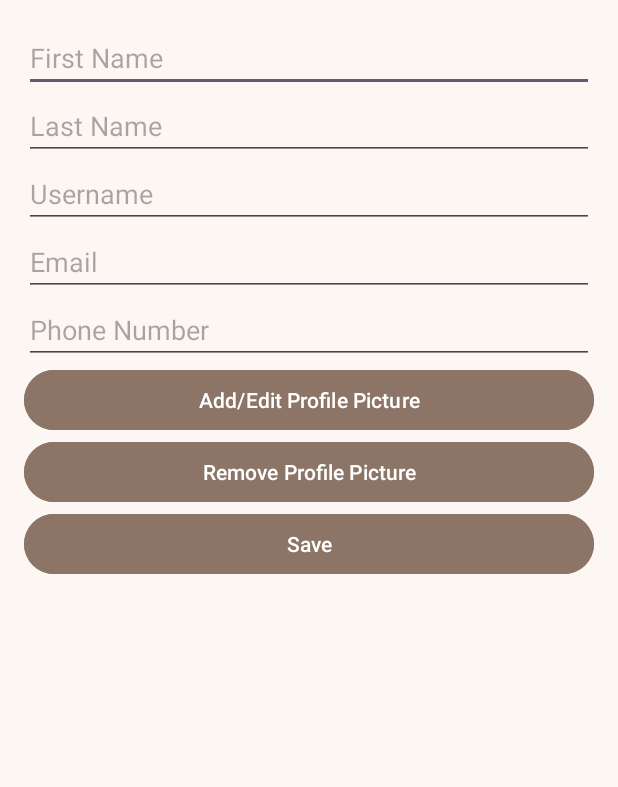
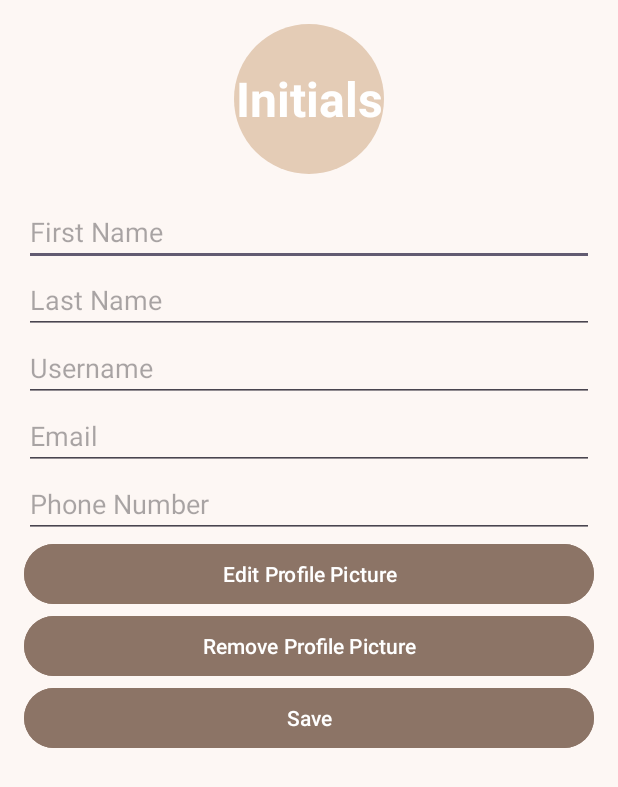
Before and after one commit to CMPUT301F24jobber/QueueUp, an Android app: the EditProfileActivity screen opened directly, with no data from a screen before it, on a phone screen of 412 x 824 dp. Shown: the top 787 px of the screen. Run offline under Robolectric (Android 15) with nearby library versions, the light colour scheme and no system bars; our stand-ins replace CircleImageView, Firebase (no records; nobody signed in at launch, a user with empty details on screens opened directly); pictures from the network do not load; 1 statement that could not run was skipped.

Commit message:
Attendee can add/edit profile picture
-[x] Added profile picture feature - Ananmaya

-[ ] Must implement it to admin

```diff
--- a/app/src/main/res/layout/activity_edit_profile.xml
+++ b/app/src/main/res/layout/activity_edit_profile.xml
@@ -4,6 +4,35 @@
     android:orientation="vertical"
     android:padding="16dp"
     android:background="#FDF7F4">
+
+    <FrameLayout
+        android:id="@+id/profileImageFrame"
+        android:layout_width="100dp"
+        android:layout_height="100dp"
+        android:layout_gravity="center_horizontal"
+        android:layout_marginBottom="16dp"
+        android:background="@drawable/circle_shape">
+
+        <!-- Initials TextView -->
+        <TextView
+            android:id="@+id/profileInitialsTextView"
+            android:layout_width="match_parent"
+            android:layout_height="match_parent"
+            android:text="Initials"
+            android:textSize="32sp"
+            android:textStyle="bold"
+            android:textColor="@android:color/white"
+            android:gravity="center"
+            android:visibility="visible" />
+
+        <!-- Profile ImageView -->
+        <ImageView
+            android:id="@+id/profileImageView"
+            android:layout_width="match_parent"
+            android:layout_height="match_parent"
+            android:scaleType="centerCrop"
+            android:visibility="gone" />
+    </FrameLayout>
 
     <EditText
         android:id="@+id/editFirstName"
@@ -40,7 +69,7 @@
         android:layout_width="match_parent"
         android:layout_height="wrap_content"
         android:backgroundTint="#8C7466"
-        android:text="Add/Edit Profile Picture" />
+        android:text="Edit Profile Picture" />
 
     <Button
         android:id="@+id/removePicButton"
```
Also changed, not shown: app/src/main/java/com/example/queueup/views/profiles/EditProfileActivity.java (+44 -28 lines).
